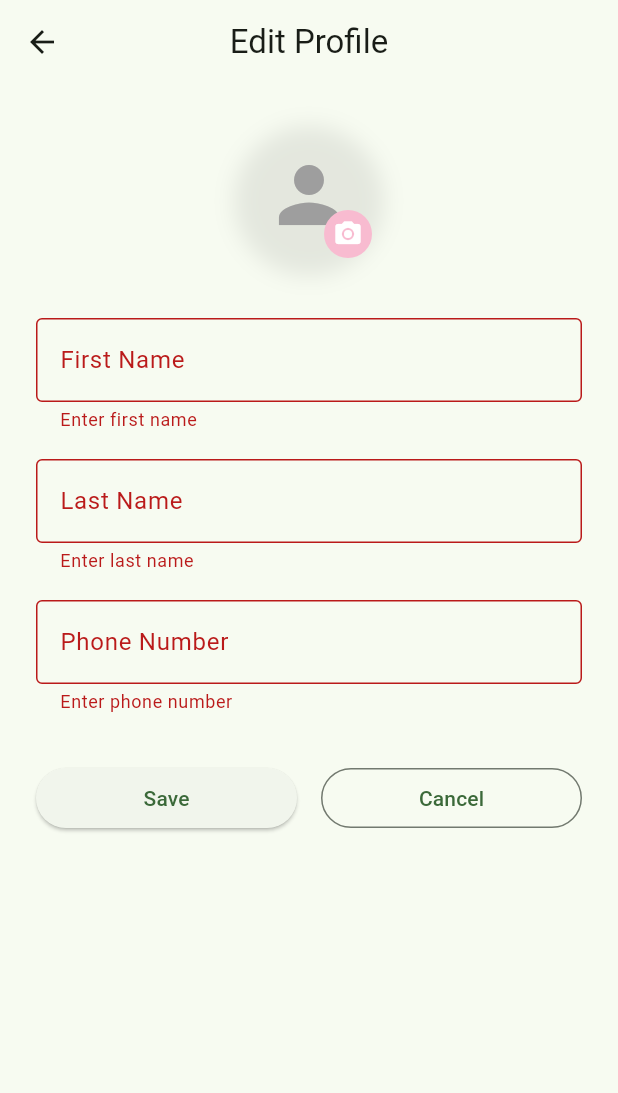
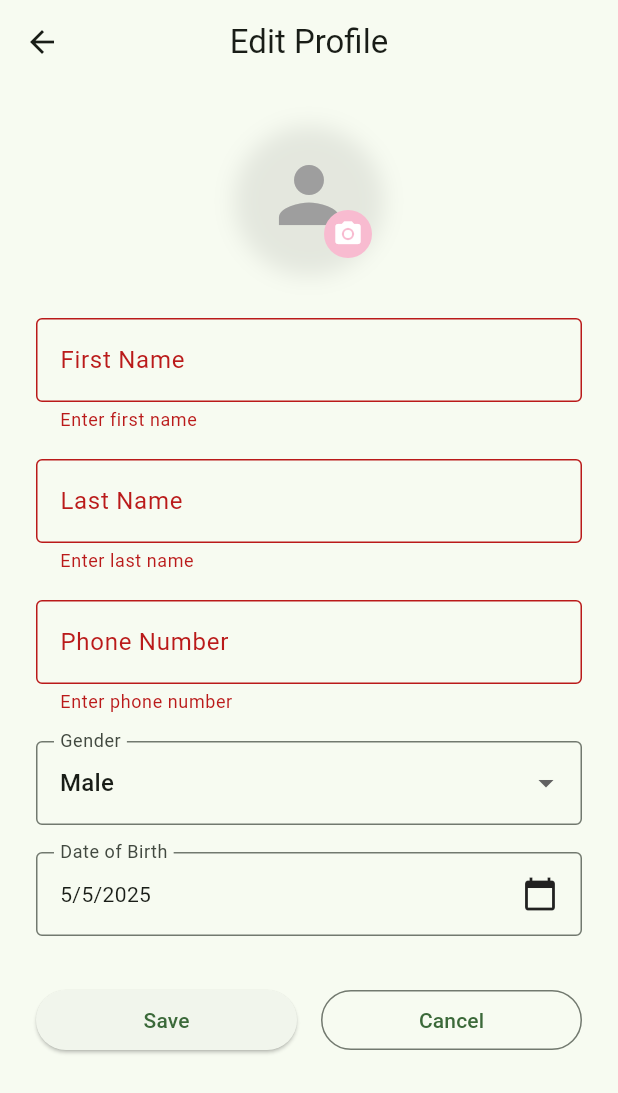
Before and after one commit to Elia-Helou/flutter_project, a Flutter app: the EditProfileScreen screen opened directly, after a tap on "Save", on a phone screen of 412 x 824 dp. Shown: the top 1093 px of the screen. Run offline on Flutter 3.47's test engine with Material 3 defaults, Android fonts, the phone set to English and light mode, and no system bars; our stand-ins replace flutter_dotenv; missing offline and left inert: bcrypt, postgres.

Commit message:
Update personal info

```diff
--- a/lib/database/database_helper.dart
+++ b/lib/database/database_helper.dart
@@ -111,7 +111,9 @@ class DatabaseHelper {
     required String email,
     required String firstName,
     required String lastName,
-    required String phone_number
+    required String phone_number,
+    required String gender,
+    required String dateOfBirth,
   }) async {
     try {
       final conn = await connection;
@@ -122,6 +124,8 @@ class DatabaseHelper {
           first_name = @firstName,
           last_name = @lastName,
           phone_number = @phone_number,
+          gender = @gender,
+          date_of_birth = @dateOfBirth,
           updated_at = CURRENT_TIMESTAMP
         WHERE email = @email
         '''),
@@ -129,7 +133,9 @@ class DatabaseHelper {
           'email': email,
           'firstName': firstName,
           'lastName': lastName,
-          'phone_number': phone_number
+          'phone_number': phone_number,
+          'gender': gender,
+          'dateOfBirth': dateOfBirth,
         },
       );
 
--- a/lib/screens/edit_profile_screen.dart
+++ b/lib/screens/edit_profile_screen.dart
@@ -15,6 +15,8 @@ class _EditProfileScreenState extends State<EditProfileScreen> {
   late TextEditingController _firstNameController;
   late TextEditingController _lastNameController;
   late TextEditingController _phoneController;
+  String _selectedGender = 'Male';
+  DateTime _selectedDate = DateTime.now();
 
   @override
   void initState() {
@@ -23,6 +25,17 @@ class _EditProfileScreenState extends State<EditProfileScreen> {
     _firstNameController = TextEditingController(text: user?.firstName ?? '');
     _lastNameController = TextEditingController(text: user?.lastName ?? '');
     _phoneController = TextEditingController(text: user?.phoneNumber?.toString() ?? '');
+    _selectedGender = user?.gender ?? 'Male';
+
+    // Convert the date string to DateTime
+    if (user?.dateOfBirth != null) {
+      try {
+        _selectedDate = DateTime.parse(user!.dateOfBirth);
+      } catch (e) {
+        _selectedDate = DateTime.now();
+        debugPrint('Error parsing date: $e');
+      }
+    }
   }
 
   @override
@@ -33,6 +46,20 @@ class _EditProfileScreenState extends State<EditProfileScreen> {
     super.dispose();
   }
 
+  Future<void> _selectDate(BuildContext context) async {
+    final DateTime? picked = await showDatePicker(
+      context: context,
+      initialDate: _selectedDate,
+      firstDate: DateTime(1900),
+      lastDate: DateTime.now(),
+    );
+    if (picked != null && picked != _selectedDate) {
+      setState(() {
+        _selectedDate = picked;
+      });
+    }
+  }
+
   void _savePersonalInfo() async {
     if (_formKey.currentState?.validate() ?? false) {
       final userProvider = Provider.of<UserProvider>(context, listen: false);
@@ -41,12 +68,17 @@ class _EditProfileScreenState extends State<EditProfileScreen> {
 
       if (user != null) {
         try {
+          // Format date as string for database
+          final dateString = _selectedDate.toIso8601String().split('T')[0];
+
           // Update in database
           await authService.updateProfile(
             email: user.email,
             firstName: _firstNameController.text.trim(),
             lastName: _lastNameController.text.trim(),
-            phone_number: _phoneController.text.trim()
+            phone_number: _phoneController.text.trim(),
+            gender: _selectedGender,
+            dateOfBirth: dateString
           );
 
           // Update UI
@@ -54,6 +86,8 @@ class _EditProfileScreenState extends State<EditProfileScreen> {
             firstName: _firstNameController.text.trim(),
             lastName: _lastNameController.text.trim(),
             phoneNumber: _phoneController.text.trim(),
+            gender: _selectedGender,
+            dateOfBirth: dateString,
           );
           userProvider.setUser(updatedUser);
 
@@ -160,6 +194,47 @@ class _EditProfileScreenState extends State<EditProfileScreen> {
                 keyboardType: TextInputType.phone,
                 validator: (value) => value == null || value.isEmpty ? 'Enter phone number' : (int.tryParse(value) == null ? 'Phone number must be digits only' : null),
               ),
+              const SizedBox(height: 18),
+              DropdownButtonFormField<String>(
+                value: _selectedGender,
+                decoration: const InputDecoration(
+                  labelText: 'Gender',
+                  border: OutlineInputBorder(),
+                ),
+                items: ['Male', 'Female', 'Other'].map((String gender) {
+                  return DropdownMenuItem(
+                    value: gender,
+                    child: Text(gender),
+                  );
+                }).toList(),
+                onChanged: (String? newValue) {
+                  if (newValue != null) {
+                    setState(() {
+                      _selectedGender = newValue;
+                    });
+                  }
+                },
+              ),
+              const SizedBox(height: 18),
+              InkWell(
+                onTap: () => _selectDate(context),
+                child: InputDecorator(
+                  decoration: const InputDecoration(
+                    labelText: 'Date of Birth',
+                    border: OutlineInputBorder(),
+                  ),
+                  child: Row(
+                    mainAxisAlignment: MainAxisAlignment.spaceBetween,
+                    children: [
+                      Text(
+                        '${_selectedDate.day}/${_selectedDate.month}/${_selectedDate.year}',
+                        style: Theme.of(context).textTheme.bodyMedium,
+                      ),
+                      const Icon(Icons.calendar_today),
+                    ],
+                  ),
+                ),
+              ),
               const SizedBox(height: 32),
               Row(
                 children: [
--- a/lib/services/auth_service.dart
+++ b/lib/services/auth_service.dart
@@ -79,14 +79,18 @@ class AuthService extends ChangeNotifier {
     required String email,
     required String firstName,
     required String lastName,
-    required String phone_number
+    required String phone_number,
+    required String gender,
+    required String dateOfBirth,
   }) async {
     try {
       await _dbHelper.updateUserProfile(
         email: email,
         firstName: firstName,
         lastName: lastName,
-        phone_number: phone_number
+        phone_number: phone_number,
+        gender: gender,
+        dateOfBirth: dateOfBirth,
       );
       notifyListeners();
     } catch (e) {
```
